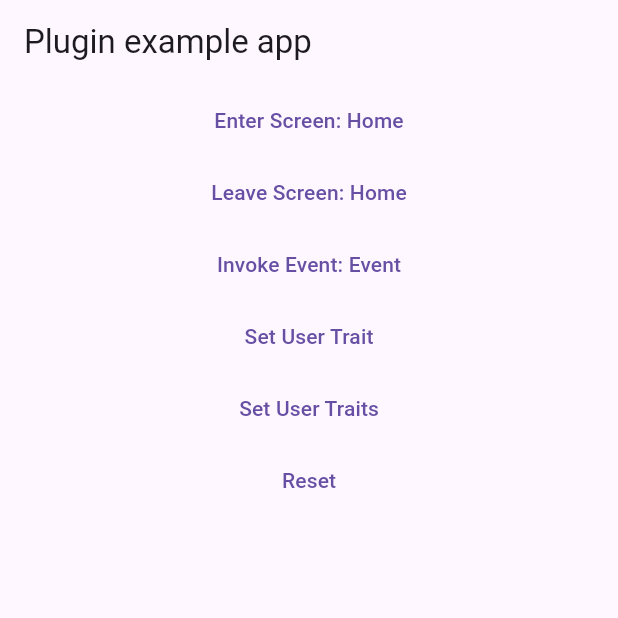
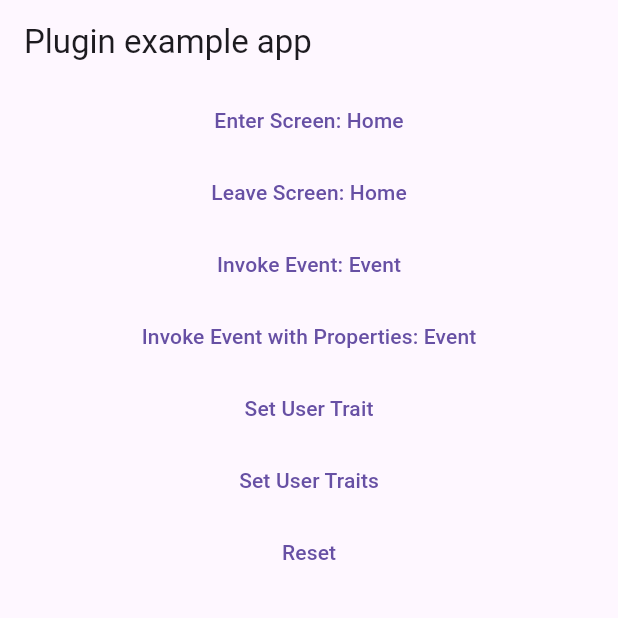
Before and after one commit to Survicate/survicate-flutter-sdk, a Flutter app: the screen it shows after launch, on a phone screen of 412 x 824 dp, the top half of it. Run offline on Flutter 3.47's test engine with Material 3 defaults, Android fonts, the phone set to English and light mode, and no system bars; our stand-ins replace plugin_platform_interface.

Commit message:
Readme entry, example update

```diff
--- a/example/lib/main.dart
+++ b/example/lib/main.dart
@@ -72,6 +72,16 @@ class _MyAppState extends State<MyApp> {
               },
             ),
             TextButton(
+              child: const Text('Invoke Event with Properties: Event'),
+              onPressed: () {
+                Map<String, String> properties = {
+                  'property1': 'value1',
+                  'property2': 'value2',
+                };
+                SurvicateSdk.invokeEventWithProperties('Event', properties);
+              },
+            ),
+            TextButton(
               child: const Text('Set User Trait'),
               onPressed: () {
                 UserTrait trait = UserTrait.string('Name', 'Jane Doe');
```
Also changed, not shown: 2 other files.
